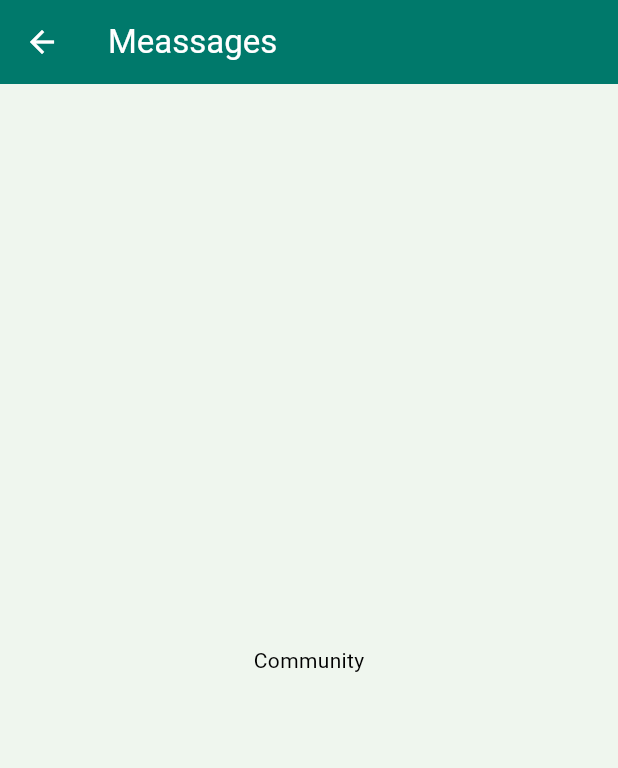
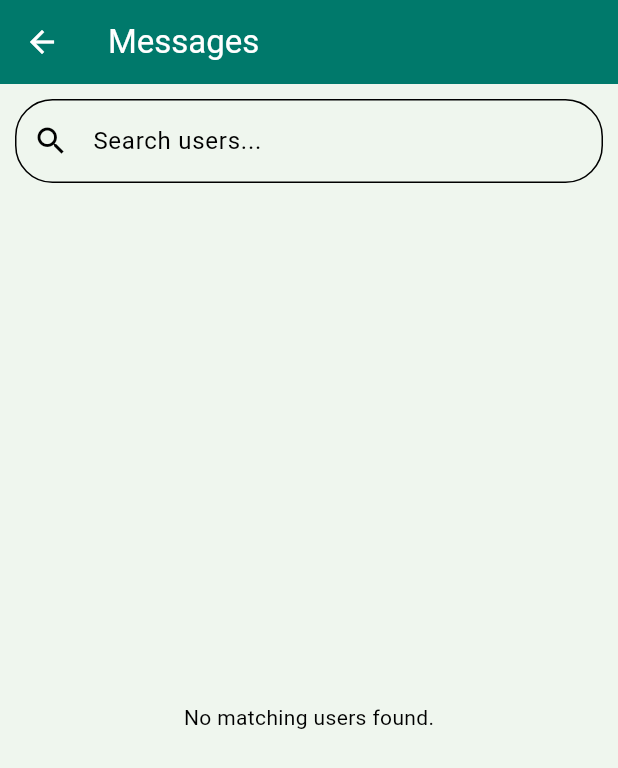
Before and after one commit to Ramisha-Rahat/TripMates, a Flutter app: the Communityscreen screen opened directly, on a phone screen of 412 x 824 dp. Shown: the top 768 px of the screen. Run offline on Flutter 3.47's test engine with Material 3 defaults, Android fonts, the phone set to English and light mode, and no system bars; our stand-ins replace cloud_firestore, firebase_auth, firebase_core, get, google_sign_in, image_picker and 2 more; accounts and stored records are empty; network calls fail.

```diff
--- a/lib/View/communityScreen/communityScreen.dart
+++ b/lib/View/communityScreen/communityScreen.dart
@@ -1,17 +1,74 @@
 import 'package:flutter/material.dart';
+import 'package:get/get.dart';
+import 'package:tripmates/View/communityScreen/ChatScreen.dart';
+import 'package:tripmates/controller/communityPageController.dart';
+import 'package:tripmates/widgets/userTile.dart';
 
 class Communityscreen extends StatelessWidget {
-  const Communityscreen({super.key});
+  Communityscreen({super.key});
+
+  final CommunityPageController _controller = Get.put(CommunityPageController());
 
   @override
   Widget build(BuildContext context) {
     return Scaffold(
-      appBar: AppBar(title: Text('Meassages')),
-        body: Container(
-          child: Center(
-            child: Text('Community'),
+      appBar: AppBar(title: const Text('Messages')),
+      body: Column(
+        children: [
+          // Search Input Field
+          Padding(
+            padding: const EdgeInsets.all(10.0),
+            child: TextField(
+              onChanged: (value) {
+                _controller.searchQuery.value = value.toLowerCase();
+             //   print("Search Query: ${_controller.searchQuery.value}");
+              },
+              decoration: InputDecoration(
+                hintText: "Search users...",
+                prefixIcon: const Icon(Icons.search),
+                border: OutlineInputBorder(
+                  borderRadius: BorderRadius.circular(25),
+                ),
+              ),
+            ),
           ),
-        )
+
+          // User List (Reactive with Obx)
+          Expanded(
+            child: Obx(() {
+              final users = _controller.filteredUsers;
+
+              if (users.isEmpty) {
+                return const Center(child: Text("No matching users found."));
+              }
+
+              return ListView.builder(
+                itemCount: users.length,
+                itemBuilder: (context, index) {
+                  return _buildUserListItem(users[index]);
+                },
+              );
+            }),
+          ),
+        ],
+      ),
+    );
+  }
+
+  // Build Individual User Tile
+  Widget _buildUserListItem(Map<String, dynamic> userData) {
+    final String userName = userData["name"] ?? "Unknown User";
+    final String userRole = userData["role"] ?? "No Role";
+    final String photoUrl = userData["photoUrl"] ?? "";
+
+    return UserTile(
+      title: userName,
+      subtitle: userRole,
+      imageUrl: photoUrl,
+      onTap: () {
+        // Navigate to the chat screen
+        Get.to(() => ChatScreen(recieverEmail: userName));
+      },
     );
   }
 }
--- a/lib/bindings/communityPageBinding.dart
+++ b/lib/bindings/communityPageBinding.dart
@@ -4,6 +4,6 @@ import 'package:tripmates/controller/communityPageController.dart';
 class CommunityPageBinding extends Bindings{
   @override
   void dependencies(){
-    Get.lazyPut<Communitypagecontroller>(()=>Communitypagecontroller());
+    Get.lazyPut<CommunityPageController>(()=>CommunityPageController());
   }
 }
--- a/lib/controller/communityPageController.dart
+++ b/lib/controller/communityPageController.dart
@@ -1,3 +1,33 @@
+import 'package:cloud_firestore/cloud_firestore.dart';
 import 'package:get/get.dart';
 
-class Communitypagecontroller extends GetxController{}
+class CommunityPageController extends GetxController {
+  final RxString searchQuery = ''.obs; // Observable for search query
+  final RxList<Map<String, dynamic>> users = <Map<String, dynamic>>[].obs; // Observable user list
+
+  final FirebaseFirestore _firestore = FirebaseFirestore.instance;
+
+  @override
+  void onInit() {
+    super.onInit();
+    fetchUsers();
+  }
+
+  // Fetch Users from Firestore
+  void fetchUsers() {
+    _firestore.collection('users').snapshots().listen((snapshot) {
+      users.value = snapshot.docs.map((doc) => doc.data()).toList();
+    });
+  }
+
+  // Filtered Users
+  List<Map<String, dynamic>> get filteredUsers {
+    if (searchQuery.value.isEmpty) {
+      return users;
+    }
+    return users.where((user) {
+      final userName = (user["name"] ?? "").toLowerCase();
+      return userName.contains(searchQuery.value);
+    }).toList();
+  }
+}
--- a/lib/main.dart
+++ b/lib/main.dart
@@ -6,6 +6,7 @@ import 'package:tripmates/bindings/loginPageBinding.dart';
 import 'package:tripmates/controller/MainWrapperController.dart';
 import 'package:tripmates/controller/agentHomePageController.dart';
 import 'package:tripmates/controller/agentProfileController.dart';
+import 'package:tripmates/controller/communityPageController.dart';
 import 'package:tripmates/controller/cutsomCardController.dart';
 import 'package:tripmates/controller/loginpageController.dart';
 import 'package:tripmates/controller/signupController.dart';
@@ -30,7 +31,7 @@ void main() async {
   Get.put(TravelGuidCardController());
   Get.put(LoginPageController());
   Get.put(LocationPageController());
-
+  Get.put(CommunityPageController());
 
   runApp(const MyApp());
 }
```
Also changed, not shown: lib/View/communityScreen/ChatScreen.dart (added, +17 -0 lines), lib/services/authservices.dart (+55 -1 lines), lib/services/chatService.dart (added, +14 -0 lines), lib/widgets/userTile.dart (added, +44 -0 lines).
